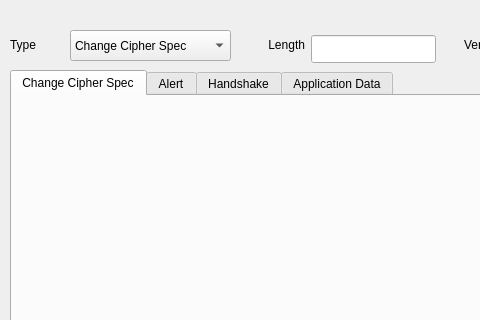
Before: the Qt Designer form common/ssl.ui in karthikbhata97/ostinato, drawn with Qt 5; both pictures show x 0 to 480 and y 0 to 320 of the 729 by 440 pixel window.
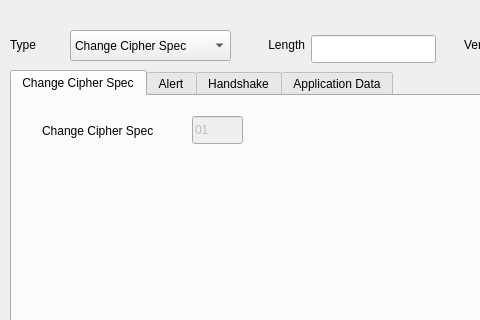
After: the same form once the commit is applied.

The edit to the form file:
```diff
--- a/common/ssl.ui
+++ b/common/ssl.ui
@@ -133,6 +133,35 @@
     <attribute name="title">
      <string>Change Cipher Spec</string>
     </attribute>
+    <widget class="QLineEdit" name="leCCS">
+     <property name="enabled">
+      <bool>false</bool>
+     </property>
+     <property name="geometry">
+      <rect>
+       <x>180</x>
+       <y>20</y>
+       <width>51</width>
+       <height>28</height>
+      </rect>
+     </property>
+     <property name="text">
+      <string>01</string>
+     </property>
+    </widget>
+    <widget class="QLabel" name="label_3">
+     <property name="geometry">
+      <rect>
+       <x>30</x>
+       <y>19</y>
+       <width>131</width>
+       <height>31</height>
+      </rect>
+     </property>
+     <property name="text">
+      <string>Change Cipher Spec</string>
+     </property>
+    </widget>
    </widget>
    <widget class="QWidget" name="tabAlert">
     <attribute name="title">
```
